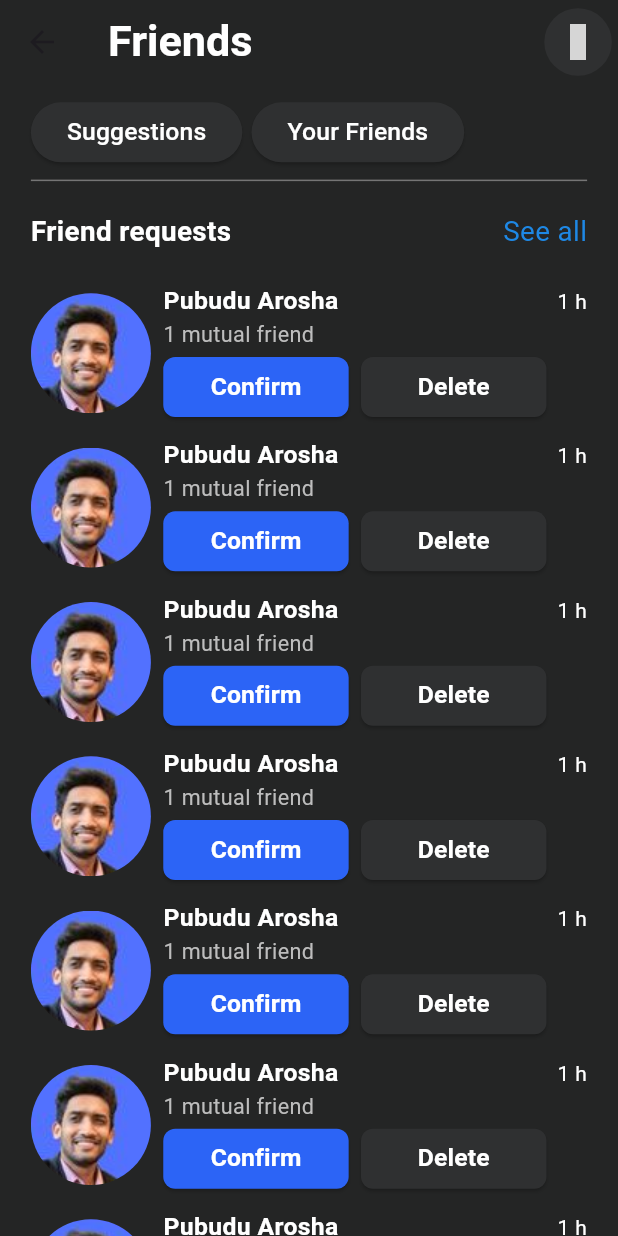
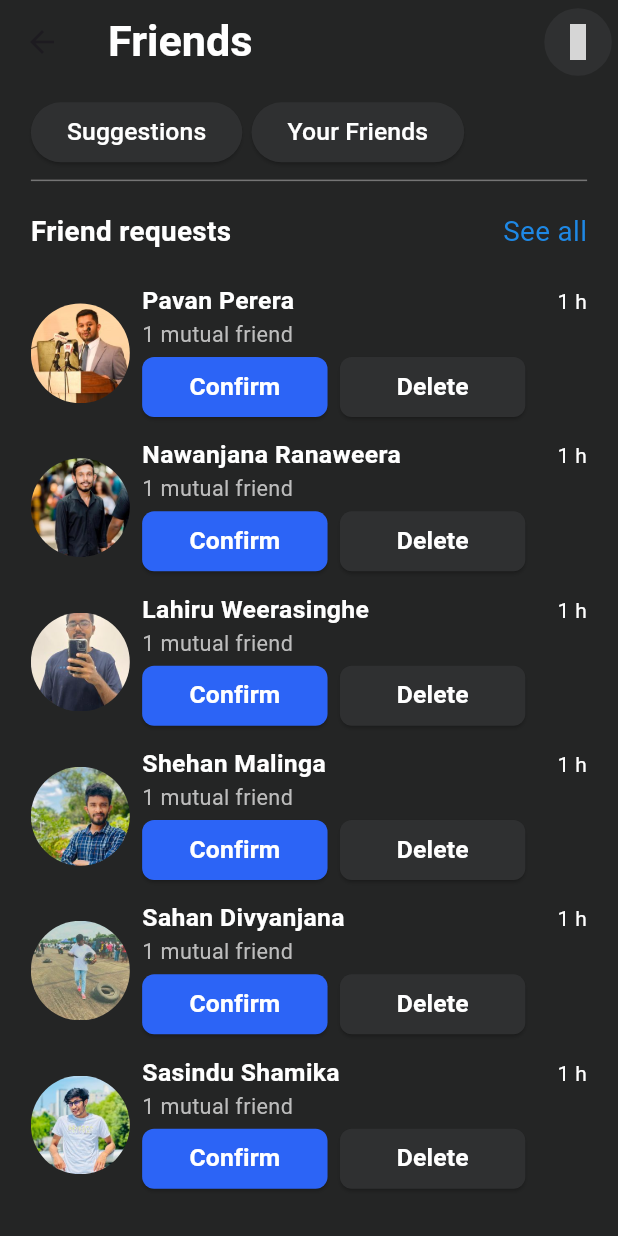
Before and after one commit to takanokenji-s/Flutter-Facebook-UI, a Flutter app: the FriendRequests screen opened directly, on a phone screen of 412 x 824 dp. Run offline on Flutter 3.47's test engine with Material 2 defaults, Android fonts, the light colour scheme and no system bars; our stand-ins replace google_fonts, iconsax; grey boxes are pictures that could not be loaded.

Commit message:
request llist added

```diff
--- a/lib/screens/friends/friend_requests.dart
+++ b/lib/screens/friends/friend_requests.dart
@@ -7,6 +7,33 @@ import '../widgets/nav_button.dart';
 
 class FriendRequests extends StatelessWidget {
   const FriendRequests({super.key});
+
+  static const List requests = [
+    {
+      'name' : 'Pavan Perera',
+      'image': 'assets/images/requests/r-1.jpeg'
+    },
+     {
+      'name' : 'Nawanjana Ranaweera',
+      'image': 'assets/images/requests/r-2.jpeg'
+    },
+     {
+      'name' : 'Lahiru Weerasinghe',
+      'image': 'assets/images/requests/r-3.jpeg'
+    },
+     {
+      'name' : 'Shehan Malinga',
+      'image': 'assets/images/requests/r-4.jpeg'
+    },
+     {
+      'name' : 'Sahan Divyanjana',
+      'image': 'assets/images/requests/r-5.jpeg'
+    },
+     {
+      'name' : 'Sasindu Shamika',
+      'image': 'assets/images/requests/r-6.jpeg'
+    }
+  ];
 
   @override
   Widget build(BuildContext context) {
@@ -96,8 +123,13 @@ class FriendRequests extends StatelessWidget {
                   height: size.height * 0.020,
                 ),
                 Column(
-                  children:
-                      List.generate(100, (index) => const FriendRequestItem()),
+                  children: List.generate(
+                    requests.length,
+                    (index) => FriendRequestItem(
+                      name: requests[index]['name'],
+                      image: requests[index]['image'],
+                    ),
+                  ),
                 )
               ],
             ),
--- a/lib/screens/friends/widgets/friend_request_item.dart
+++ b/lib/screens/friends/widgets/friend_request_item.dart
@@ -2,7 +2,14 @@ import 'package:flutter/material.dart';
 import 'package:google_fonts/google_fonts.dart';
 
 class FriendRequestItem extends StatelessWidget {
-  const FriendRequestItem({super.key});
+  final String name;
+  final String image;
+
+  const FriendRequestItem({
+    super.key,
+    required this.name,
+    required this.image,
+  });
 
   @override
   Widget build(BuildContext context) {
@@ -17,8 +24,9 @@ class FriendRequestItem extends StatelessWidget {
           ClipRRect(
             borderRadius: const BorderRadius.all(Radius.circular(50)),
             child: Image.asset(
-              'assets/images/user1.jpg',
+              image,
               fit: BoxFit.cover,
+              width: size.width * 0.16,
             ),
           ),
           SizedBox(
@@ -33,7 +41,7 @@ class FriendRequestItem extends StatelessWidget {
                   mainAxisAlignment: MainAxisAlignment.spaceBetween,
                   children: [
                     Text(
-                      "Pubudu Arosha",
+                      name,
                       style: GoogleFonts.roboto(
                         color: Colors.white,
                         fontWeight: FontWeight.w600,
--- a/pubspec.yaml
+++ b/pubspec.yaml
@@ -67,6 +67,7 @@ flutter:
     - assets/images/marketplace/
     - assets/images/stories/
     - assets/images/posts/
+    - assets/images/requests/
     - assets/icons/
     - assets/icons/post/
   #   - images/a_dot_ham.jpeg
```
Also changed, not shown: assets/images/requests/r-1.jpeg (added), assets/images/requests/r-2.jpeg (added), assets/images/requests/r-3.jpeg (added), assets/images/requests/r-4.jpeg (added), assets/images/requests/r-5.jpeg (added), assets/images/requests/r-6.jpeg (added).
